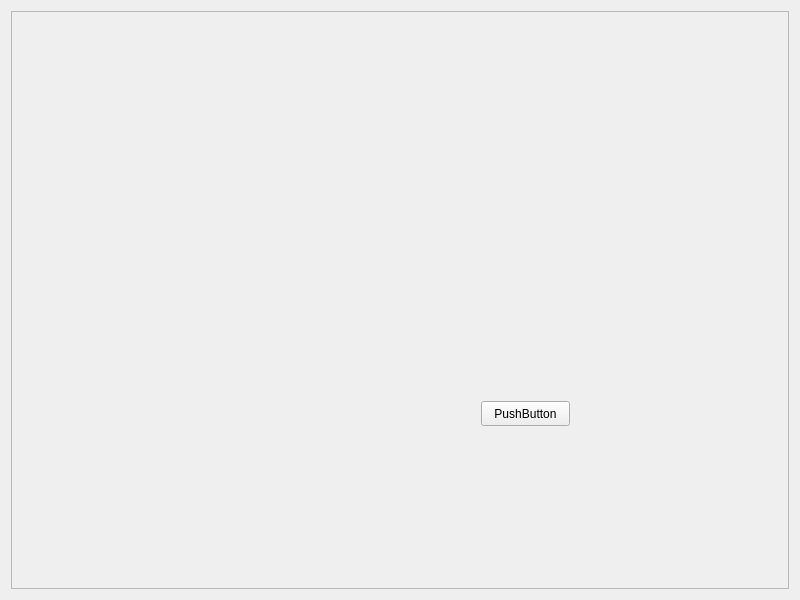
First picture: the form in insect/lidar_odometry/src/mainUI.ui, repository robocomp/robocomp-shadow, before the edit.
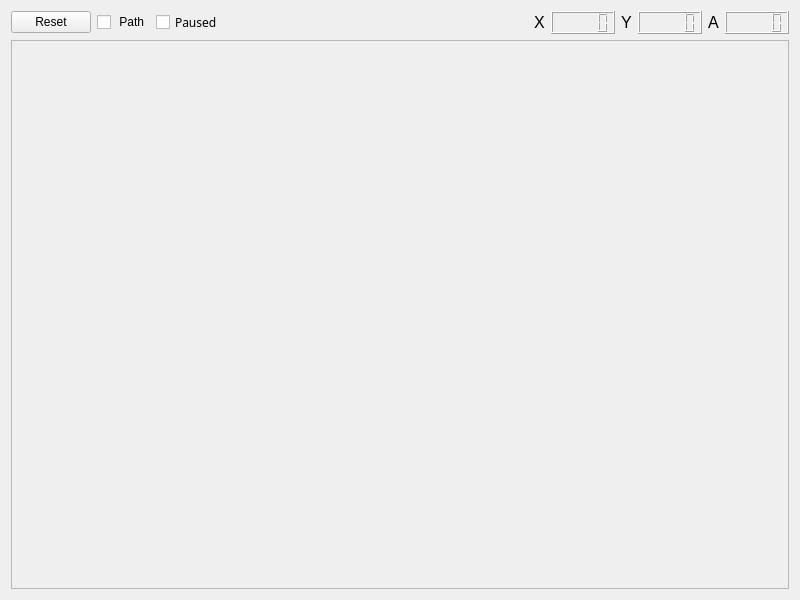
Second picture: the form after the edit.

Diff of the .ui file:
```diff
--- a/insect/lidar_odometry/src/mainUI.ui
+++ b/insect/lidar_odometry/src/mainUI.ui
@@ -13,29 +13,138 @@
   <property name="windowTitle">
    <string>grid_planner</string>
   </property>
-  <layout class="QVBoxLayout" name="verticalLayout">
+  <layout class="QVBoxLayout" name="verticalLayout_2">
    <item>
-    <widget class="QFrame" name="frame">
-     <property name="frameShape">
-      <enum>QFrame::StyledPanel</enum>
-     </property>
-     <property name="frameShadow">
-      <enum>QFrame::Raised</enum>
-     </property>
-     <widget class="QPushButton" name="resetButton">
-      <property name="geometry">
-       <rect>
-        <x>470</x>
-        <y>390</y>
-        <width>89</width>
-        <height>25</height>
-       </rect>
-      </property>
-      <property name="text">
-       <string>PushButton</string>
-      </property>
-     </widget>
-    </widget>
+    <layout class="QVBoxLayout" name="verticalLayout">
+     <item>
+      <layout class="QHBoxLayout" name="horizontalLayout_4">
+       <item>
+        <widget class="QPushButton" name="resetButton">
+         <property name="text">
+          <string>Reset</string>
+         </property>
+        </widget>
+       </item>
+       <item>
+        <widget class="QCheckBox" name="pathCheck">
+         <property name="enabled">
+          <bool>true</bool>
+         </property>
+         <property name="text">
+          <string> Path</string>
+         </property>
+        </widget>
+       </item>
+       <item>
+        <widget class="QCheckBox" name="pauseCheck">
+         <property name="font">
+          <font>
+           <family>Ubuntu Mono</family>
+          </font>
+         </property>
+         <property name="text">
+          <string>Paused</string>
+         </property>
+         <property name="checkable">
+          <bool>true</bool>
+         </property>
+        </widget>
+       </item>
+       <item>
+        <spacer name="horizontalSpacer">
+         <property name="orientation">
+          <enum>Qt::Horizontal</enum>
+         </property>
+         <property name="sizeHint" stdset="0">
+          <size>
+           <width>40</width>
+           <height>20</height>
+          </size>
+         </property>
+        </spacer>
+       </item>
+       <item>
+        <layout class="QHBoxLayout" name="horizontalLayout">
+         <item>
+          <widget class="QLabel" name="label">
+           <property name="font">
+            <font>
+             <pointsize>12</pointsize>
+             <weight>50</weight>
+             <bold>false</bold>
+            </font>
+           </property>
+           <property name="text">
+            <string>X</string>
+           </property>
+          </widget>
+         </item>
+         <item>
+          <widget class="QLCDNumber" name="lcdNumber_X"/>
+         </item>
+        </layout>
+       </item>
+       <item>
+        <layout class="QHBoxLayout" name="horizontalLayout_2">
+         <item>
+          <widget class="QLabel" name="label_2">
+           <property name="font">
+            <font>
+             <pointsize>12</pointsize>
+             <weight>50</weight>
+             <bold>false</bold>
+            </font>
+           </property>
+           <property name="text">
+            <string>Y</string>
+           </property>
+          </widget>
+         </item>
+         <item>
+          <widget class="QLCDNumber" name="lcdNumber_Y"/>
+         </item>
+        </layout>
+       </item>
+       <item>
+        <layout class="QHBoxLayout" name="horizontalLayout_3">
+         <item>
+          <widget class="QLabel" name="label_3">
+           <property name="font">
+            <font>
+             <pointsize>12</pointsize>
+             <weight>50</weight>
+             <bold>false</bold>
+            </font>
+           </property>
+           <property name="text">
+            <string>A</string>
+           </property>
+          </widget>
+         </item>
+         <item>
+          <widget class="QLCDNumber" name="lcdNumber_A"/>
+         </item>
+        </layout>
+       </item>
+      </layout>
+     </item>
+     <item>
+      <widget class="QFrame" name="frame">
+       <property name="sizePolicy">
+        <sizepolicy hsizetype="Preferred" vsizetype="Expanding">
+         <horstretch>0</horstretch>
+         <verstretch>0</verstretch>
+        </sizepolicy>
+       </property>
+       <property name="frameShape">
+        <enum>QFrame::StyledPanel</enum>
+       </property>
+       <property name="frameShadow">
+        <enum>QFrame::Raised</enum>
+       </property>
+      </widget>
+     </item>
+    </layout>
    </item>
   </layout>
  </widget>
```
Left out of the diff: 2 changed lines with no effect on the pictures.
